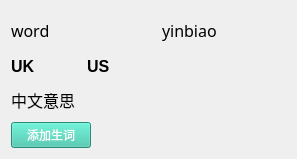
Above: src/wordinfo.ui from Ji-Yuhang/nce before the change. Below: the same form after it.
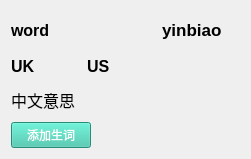
That is the form after the change. Icons and pictures are not drawn.

```diff
--- a/src/wordinfo.ui
+++ b/src/wordinfo.ui
@@ -6,7 +6,7 @@
    <rect>
     <x>0</x>
     <y>0</y>
-    <width>297</width>
+    <width>251</width>
     <height>159</height>
    </rect>
   </property>
@@ -101,8 +101,10 @@
       <widget class="QLabel" name="yinbiao">
        <property name="font">
         <font>
-         <family>微软雅黑</family>
-         <pointsize>12</pointsize>
+         <family>Arial</family>
+         <pointsize>13</pointsize>
+         <weight>75</weight>
+         <bold>true</bold>
         </font>
        </property>
        <property name="text">
@@ -114,8 +116,10 @@
       <widget class="QLabel" name="word">
        <property name="font">
         <font>
-         <family>微软雅黑</family>
+         <family>Arial</family>
          <pointsize>12</pointsize>
+         <weight>75</weight>
+         <bold>true</bold>
         </font>
        </property>
        <property name="text">
```
Left out of the diff: 2 changed lines with no effect on the pictures.
